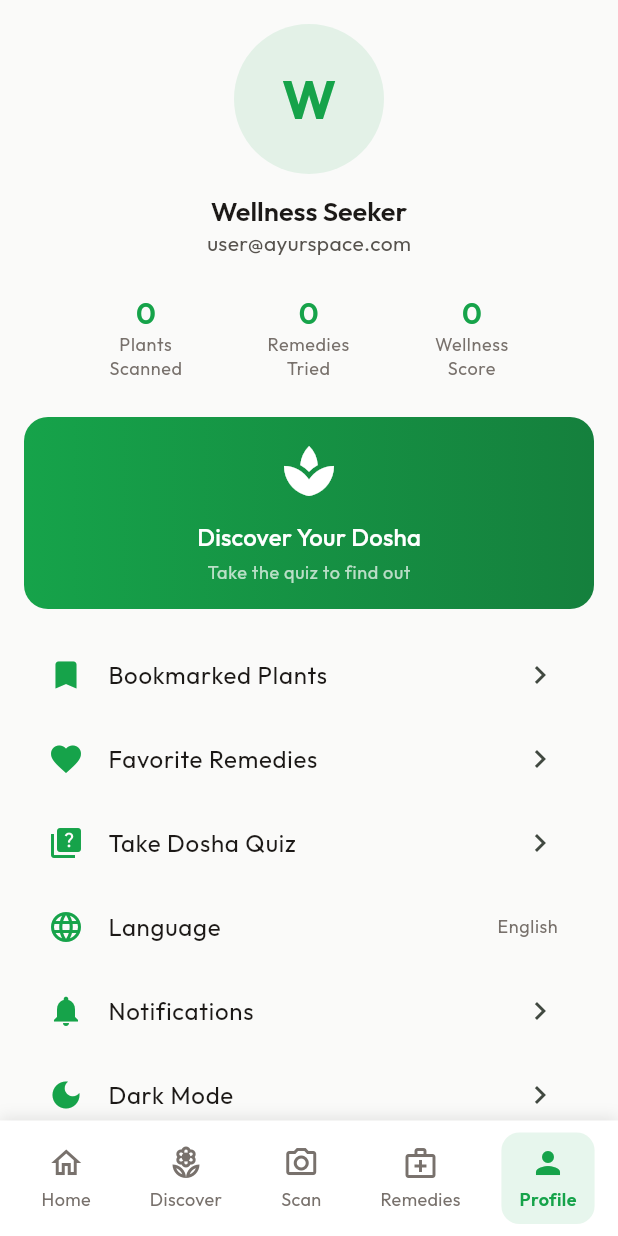
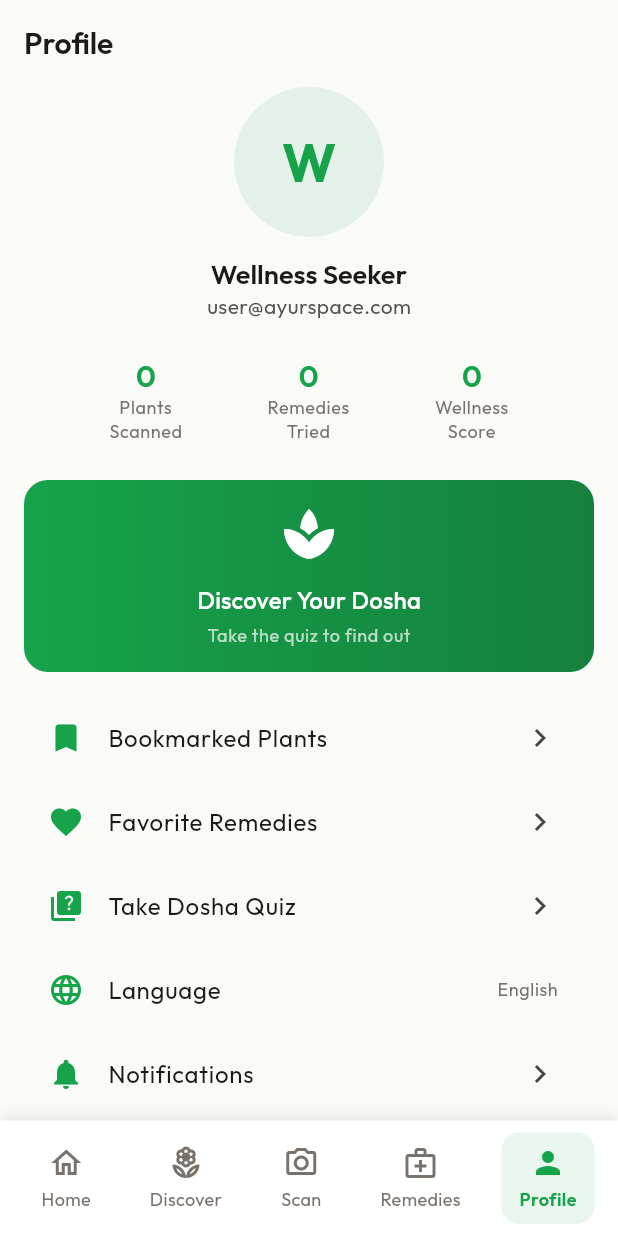
Before and after one commit to PratikPisal4304/ayurspace_flutter, a Flutter app: the screen it shows after launch, after a tap on the "person" icon, on a phone screen of 412 x 824 dp. Run offline on Flutter 3.47's test engine with Material 3 defaults, Android fonts, the phone set to English and light mode, and no system bars; our stand-ins replace cached_network_image, equatable, flutter_riverpod, go_router, google_fonts, image_picker; network calls fail.

Commit message:
feat: improve UI/UX with InkWell ripples and overflow handling
- Add InkWell ripple effects to Quick Actions, Profile Avatar
- Make Daily Tip Card tappable with SnackBar feedback
- Fix text overflow in Quick Action labels
- Allow 2 lines for plant names in PlantCard
- Add Profile header title to Profile screen
- Add const to BoxShadow declarations across multiple widgets

```diff
--- a/lib/screens/home/home_screen.dart
+++ b/lib/screens/home/home_screen.dart
@@ -51,14 +51,23 @@ class HomeScreen extends ConsumerWidget {
                       ),
                     ],
                   ),
-                  GestureDetector(
+                  Material(
+                    color: Colors.transparent,
+                    child: Ink(
+                      decoration: BoxDecoration(
+                        color: AppColors.primary.withValues(alpha: 0.1),
+                        shape: BoxShape.circle,
+                      ),
+                      child: InkWell(
                         onTap: () => context.push('/profile'),
-                    child: CircleAvatar(
-                      radius: 24,
-                      backgroundColor: AppColors.primary.withOpacity(0.1),
-                      child: const Icon(
+                        customBorder: const CircleBorder(),
+                        child: const Padding(
+                          padding: EdgeInsets.all(12),
+                          child: Icon(
                             Icons.person,
                             color: AppColors.primary,
+                          ),
+                        ),
                       ),
                     ),
                   ),
@@ -143,7 +152,7 @@ class _WellnessCard extends StatelessWidget {
         borderRadius: BorderRadius.circular(DesignTokens.radiusMd),
         boxShadow: [
           BoxShadow(
-            color: AppColors.primary.withOpacity(0.3),
+            color: AppColors.primary.withValues(alpha: 0.3),
             blurRadius: DesignTokens.shadowBlurLg,
             offset: const Offset(0, 4),
           ),
@@ -158,7 +167,7 @@ class _WellnessCard extends StatelessWidget {
                 Text(
                   'Your Wellness Score',
                   style: Theme.of(context).textTheme.titleMedium?.copyWith(
-                        color: Colors.white.withOpacity(0.9),
+                        color: Colors.white.withValues(alpha: 0.9),
                       ),
                 ),
                 const SizedBox(height: DesignTokens.spacingXs),
@@ -179,8 +188,9 @@ class _WellnessCard extends StatelessWidget {
                           left: DesignTokens.spacingXxs),
                       child: Text(
                         '/100',
-                        style: Theme.of(context).textTheme.titleMedium?.copyWith(
-                              color: Colors.white.withOpacity(0.7),
+                        style:
+                            Theme.of(context).textTheme.titleMedium?.copyWith(
+                                  color: Colors.white.withValues(alpha: 0.7),
                                 ),
                       ),
                     ),
@@ -190,7 +200,7 @@ class _WellnessCard extends StatelessWidget {
                 Text(
                   'Keep up the great work! 🌿',
                   style: Theme.of(context).textTheme.bodyMedium?.copyWith(
-                        color: Colors.white.withOpacity(0.9),
+                        color: Colors.white.withValues(alpha: 0.9),
                       ),
                 ),
               ],
@@ -200,7 +210,7 @@ class _WellnessCard extends StatelessWidget {
             width: 80,
             height: 80,
             decoration: BoxDecoration(
-              color: Colors.white.withOpacity(0.2),
+              color: Colors.white.withValues(alpha: 0.2),
               shape: BoxShape.circle,
             ),
             child: const Icon(
@@ -267,26 +277,36 @@ class _QuickActionItem extends StatelessWidget {
 
   @override
   Widget build(BuildContext context) {
-    return GestureDetector(
+    return Material(
+      color: Colors.transparent,
+      child: InkWell(
         onTap: onTap,
+        borderRadius: BorderRadius.circular(DesignTokens.radiusBase),
+        child: Container(
+          width: 72,
+          padding: const EdgeInsets.symmetric(vertical: DesignTokens.spacingXs),
           child: Column(
             children: [
               Container(
-            width: 60,
-            height: 60,
+                width: 52,
+                height: 52,
                 decoration: BoxDecoration(
-              color: color.withOpacity(0.1),
+                  color: color.withValues(alpha: 0.1),
                   borderRadius: BorderRadius.circular(DesignTokens.radiusBase),
                 ),
-            child: Icon(icon, color: color, size: 28),
+                child: Icon(icon, color: color, size: 26),
               ),
               const SizedBox(height: DesignTokens.spacingXs),
               Text(
                 label,
-            style: Theme.of(context).textTheme.labelMedium,
+                style: Theme.of(context).textTheme.labelSmall,
                 textAlign: TextAlign.center,
+                maxLines: 1,
+                overflow: TextOverflow.ellipsis,
               ),
             ],
+          ),
+        ),
       ),
     );
   }
@@ -295,13 +315,25 @@ class _QuickActionItem extends StatelessWidget {
 class _DailyTipCard extends StatelessWidget {
   @override
   Widget build(BuildContext context) {
-    return Container(
+    return Material(
+      color: Colors.transparent,
+      child: InkWell(
+        onTap: () {
+          ScaffoldMessenger.of(context).showSnackBar(
+            const SnackBar(
+              content: Text('More daily tips coming soon!'),
+              duration: Duration(seconds: 2),
+            ),
+          );
+        },
+        borderRadius: BorderRadius.circular(DesignTokens.radiusMd),
+        child: Container(
           padding: const EdgeInsets.all(DesignTokens.spacingMd),
           decoration: BoxDecoration(
-        color: AppColors.turmeric.withOpacity(0.1),
+            color: AppColors.turmeric.withValues(alpha: 0.1),
             borderRadius: BorderRadius.circular(DesignTokens.radiusMd),
             border: Border.all(
-          color: AppColors.turmeric.withOpacity(0.3),
+              color: AppColors.turmeric.withValues(alpha: 0.3),
             ),
           ),
           child: Row(
@@ -309,7 +341,7 @@ class _DailyTipCard extends StatelessWidget {
               Container(
                 padding: const EdgeInsets.all(DesignTokens.spacingSm),
                 decoration: BoxDecoration(
-              color: AppColors.turmeric.withOpacity(0.2),
+                  color: AppColors.turmeric.withValues(alpha: 0.2),
                   shape: BoxShape.circle,
                 ),
                 child: const Icon(
@@ -339,6 +371,8 @@ class _DailyTipCard extends StatelessWidget {
               ),
             ],
           ),
+        ),
+      ),
     );
   }
 }
--- a/lib/screens/profile/profile_screen.dart
+++ b/lib/screens/profile/profile_screen.dart
@@ -20,27 +20,51 @@ class ProfileScreen extends ConsumerWidget {
           padding: const EdgeInsets.all(DesignTokens.spacingMd),
           child: Column(
             children: [
-              // Profile Header
+              // Page Header
+              Padding(
+                padding: const EdgeInsets.only(bottom: DesignTokens.spacingMd),
+                child: Row(
+                  children: [
+                    Text('Profile',
+                        style: Theme.of(context).textTheme.headlineMedium),
+                  ],
+                ),
+              ),
+              // Profile Avatar
+              // Avatar
               CircleAvatar(
                 radius: 50,
-                backgroundColor: AppColors.primary.withOpacity(0.1),
+                backgroundColor: AppColors.primary.withValues(alpha: 0.1),
                 child: Text(
-                  user?.name.isNotEmpty == true ? user!.name[0].toUpperCase() : 'U',
-                  style: const TextStyle(fontSize: 36, fontWeight: FontWeight.bold, color: AppColors.primary),
+                  user?.name.isNotEmpty == true
+                      ? user!.name[0].toUpperCase()
+                      : 'U',
+                  style: const TextStyle(
+                      fontSize: 36,
+                      fontWeight: FontWeight.bold,
+                      color: AppColors.primary),
                 ),
               ),
               const SizedBox(height: DesignTokens.spacingSm),
-              Text(user?.name ?? 'User', style: Theme.of(context).textTheme.headlineSmall),
-              Text(user?.email ?? '', style: Theme.of(context).textTheme.bodyMedium),
+              Text(user?.name ?? 'User',
+                  style: Theme.of(context).textTheme.headlineSmall),
+              Text(user?.email ?? '',
+                  style: Theme.of(context).textTheme.bodyMedium),
               const SizedBox(height: DesignTokens.spacingLg),
 
               // Stats
               Row(
                 mainAxisAlignment: MainAxisAlignment.spaceEvenly,
                 children: [
-                  _StatItem(label: 'Plants\nScanned', value: '${stats.plantsScanned}'),
-                  _StatItem(label: 'Remedies\nTried', value: '${stats.remediesTried}'),
-                  _StatItem(label: 'Wellness\nScore', value: '${stats.wellnessScore}'),
+                  _StatItem(
+                      label: 'Plants\nScanned',
+                      value: '${stats.plantsScanned}'),
+                  _StatItem(
+                      label: 'Remedies\nTried',
+                      value: '${stats.remediesTried}'),
+                  _StatItem(
+                      label: 'Wellness\nScore',
+                      value: '${stats.wellnessScore}'),
                 ],
               ),
               const SizedBox(height: DesignTokens.spacingLg),
@@ -50,14 +74,33 @@ class ProfileScreen extends ConsumerWidget {
               const SizedBox(height: DesignTokens.spacingMd),
 
               // Menu Items
-              _MenuItem(icon: Icons.bookmark, label: 'Bookmarked Plants', onTap: () {}),
-              _MenuItem(icon: Icons.favorite, label: 'Favorite Remedies', onTap: () {}),
-              _MenuItem(icon: Icons.quiz, label: 'Take Dosha Quiz', onTap: () => context.push('/dosha-quiz')),
-              _MenuItem(icon: Icons.language, label: 'Language', trailing: 'English', onTap: () {}),
-              _MenuItem(icon: Icons.notifications, label: 'Notifications', onTap: () {}),
-              _MenuItem(icon: Icons.dark_mode, label: 'Dark Mode', onTap: () {}),
-              _MenuItem(icon: Icons.help, label: 'Help & Support', onTap: () {}),
-              _MenuItem(icon: Icons.info, label: 'About AyurSpace', onTap: () {}),
+              _MenuItem(
+                  icon: Icons.bookmark,
+                  label: 'Bookmarked Plants',
+                  onTap: () {}),
+              _MenuItem(
+                  icon: Icons.favorite,
+                  label: 'Favorite Remedies',
+                  onTap: () {}),
+              _MenuItem(
+                  icon: Icons.quiz,
+                  label: 'Take Dosha Quiz',
+                  onTap: () => context.push('/dosha-quiz')),
+              _MenuItem(
+                  icon: Icons.language,
+                  label: 'Language',
+                  trailing: 'English',
+                  onTap: () {}),
+              _MenuItem(
+                  icon: Icons.notifications,
+                  label: 'Notifications',
+                  onTap: () {}),
+              _MenuItem(
+                  icon: Icons.dark_mode, label: 'Dark Mode', onTap: () {}),
+              _MenuItem(
+                  icon: Icons.help, label: 'Help & Support', onTap: () {}),
+              _MenuItem(
+                  icon: Icons.info, label: 'About AyurSpace', onTap: () {}),
             ],
           ),
         ),
@@ -72,18 +115,31 @@ class ProfileScreen extends ConsumerWidget {
         width: double.infinity,
         padding: const EdgeInsets.all(DesignTokens.spacingMd),
         decoration: BoxDecoration(
-          gradient: const LinearGradient(colors: [AppColors.primary, AppColors.neemGreen]),
+          gradient: const LinearGradient(
+              colors: [AppColors.primary, AppColors.neemGreen]),
           borderRadius: BorderRadius.circular(DesignTokens.radiusMd),
         ),
         child: Column(
           children: [
             const Icon(Icons.spa, color: Colors.white, size: 40),
             const SizedBox(height: DesignTokens.spacingSm),
-            Text(doshaResult != null ? 'Your Dosha: ${doshaResult.dominant.displayName}' : 'Discover Your Dosha',
-              style: Theme.of(context).textTheme.titleMedium?.copyWith(color: Colors.white)),
+            Text(
+                doshaResult != null
+                    ? 'Your Dosha: ${doshaResult.dominant.displayName}'
+                    : 'Discover Your Dosha',
+                style: Theme.of(context)
+                    .textTheme
+                    .titleMedium
+                    ?.copyWith(color: Colors.white)),
             const SizedBox(height: DesignTokens.spacingXxs),
-            Text(doshaResult != null ? 'Tap to view details' : 'Take the quiz to find out',
-              style: Theme.of(context).textTheme.bodySmall?.copyWith(color: Colors.white70)),
+            Text(
+                doshaResult != null
+                    ? 'Tap to view details'
+                    : 'Take the quiz to find out',
+                style: Theme.of(context)
+                    .textTheme
+                    .bodySmall
+                    ?.copyWith(color: Colors.white70)),
           ],
         ),
       ),
@@ -100,8 +156,14 @@ class _StatItem extends StatelessWidget {
   Widget build(BuildContext context) {
     return Column(
       children: [
-        Text(value, style: Theme.of(context).textTheme.headlineMedium?.copyWith(color: AppColors.primary)),
-        Text(label, style: Theme.of(context).textTheme.bodySmall, textAlign: TextAlign.center),
+        Text(value,
+            style: Theme.of(context)
+                .textTheme
+                .headlineMedium
+                ?.copyWith(color: AppColors.primary)),
+        Text(label,
+            style: Theme.of(context).textTheme.bodySmall,
+            textAlign: TextAlign.center),
       ],
     );
   }
@@ -112,14 +174,20 @@ class _MenuItem extends StatelessWidget {
   final String label;
   final String? trailing;
   final VoidCallback onTap;
-  const _MenuItem({required this.icon, required this.label, this.trailing, required this.onTap});
+  const _MenuItem(
+      {required this.icon,
+      required this.label,
+      this.trailing,
+      required this.onTap});
 
   @override
   Widget build(BuildContext context) {
     return ListTile(
       leading: Icon(icon, color: AppColors.primary),
       title: Text(label),
-      trailing: trailing != null ? Text(trailing!, style: Theme.of(context).textTheme.bodySmall) : const Icon(Icons.chevron_right),
+      trailing: trailing != null
+          ? Text(trailing!, style: Theme.of(context).textTheme.bodySmall)
+          : const Icon(Icons.chevron_right),
       onTap: onTap,
     );
   }
--- a/lib/widgets/common/main_scaffold.dart
+++ b/lib/widgets/common/main_scaffold.dart
@@ -22,11 +22,31 @@ class _BottomNavBar extends StatelessWidget {
   const _BottomNavBar();
 
   static const _navItems = [
-    _NavItem(path: '/home', icon: Icons.home_outlined, activeIcon: Icons.home, label: 'Home'),
-    _NavItem(path: '/discover', icon: Icons.local_florist_outlined, activeIcon: Icons.local_florist, label: 'Discover'),
-    _NavItem(path: '/camera', icon: Icons.camera_alt_outlined, activeIcon: Icons.camera_alt, label: 'Scan'),
-    _NavItem(path: '/remedies', icon: Icons.medical_services_outlined, activeIcon: Icons.medical_services, label: 'Remedies'),
-    _NavItem(path: '/profile', icon: Icons.person_outline, activeIcon: Icons.person, label: 'Profile'),
+    _NavItem(
+        path: '/home',
+        icon: Icons.home_outlined,
+        activeIcon: Icons.home,
+        label: 'Home'),
+    _NavItem(
+        path: '/discover',
+        icon: Icons.local_florist_outlined,
+        activeIcon: Icons.local_florist,
+        label: 'Discover'),
+    _NavItem(
+        path: '/camera',
+        icon: Icons.camera_alt_outlined,
+        activeIcon: Icons.camera_alt,
+        label: 'Scan'),
+    _NavItem(
+        path: '/remedies',
+        icon: Icons.medical_services_outlined,
+        activeIcon: Icons.medical_services,
+        label: 'Remedies'),
+    _NavItem(
+        path: '/profile',
+        icon: Icons.person_outline,
+        activeIcon: Icons.person,
+        label: 'Profile'),
   ];
 
   int _getCurrentIndex(BuildContext context) {
@@ -44,13 +64,13 @@ class _BottomNavBar extends StatelessWidget {
     final currentIndex = _getCurrentIndex(context);
 
     return Container(
-      decoration: BoxDecoration(
+      decoration: const BoxDecoration(
         color: AppColors.surface,
         boxShadow: [
           BoxShadow(
             color: AppColors.shadow,
             blurRadius: DesignTokens.shadowBlurMd,
-            offset: const Offset(0, -2),
+            offset: Offset(0, -2),
           ),
         ],
       ),
@@ -117,7 +137,9 @@ class _NavItemWidget extends StatelessWidget {
           vertical: DesignTokens.spacingXs,
         ),
         decoration: BoxDecoration(
-          color: isSelected ? AppColors.primary.withOpacity(0.1) : Colors.transparent,
+          color: isSelected
+              ? AppColors.primary.withValues(alpha: 0.1)
+              : Colors.transparent,
           borderRadius: BorderRadius.circular(DesignTokens.radiusBase),
         ),
         child: Column(
--- a/lib/widgets/plant_card.dart
+++ b/lib/widgets/plant_card.dart
@@ -25,11 +25,11 @@ class PlantCard extends StatelessWidget {
         decoration: BoxDecoration(
           color: AppColors.surface,
           borderRadius: BorderRadius.circular(DesignTokens.radiusMd),
-          boxShadow: [
+          boxShadow: const [
             BoxShadow(
               color: AppColors.shadow,
               blurRadius: DesignTokens.shadowBlurMd,
-              offset: const Offset(0, 2),
+              offset: Offset(0, 2),
             ),
           ],
         ),
@@ -84,7 +84,7 @@ class PlantCard extends StatelessWidget {
                         child: Text(
                           plant.name,
                           style: Theme.of(context).textTheme.titleSmall,
-                          maxLines: 1,
+                          maxLines: 2,
                           overflow: TextOverflow.ellipsis,
                         ),
                       ),
@@ -98,10 +98,12 @@ class PlantCard extends StatelessWidget {
                           const SizedBox(width: 2),
                           Text(
                             plant.rating.toStringAsFixed(1),
-                            style:
-                                Theme.of(context).textTheme.labelSmall?.copyWith(
-                                      fontWeight: FontWeight.w600,
-                                    ),
+                            style: Theme.of(context)
+                                .textTheme
+                                .labelSmall
+                                ?.copyWith(
+                                  fontWeight: FontWeight.w600,
+                                ),
                           ),
                         ],
                       ),
@@ -149,7 +151,7 @@ class _DoshaBadge extends StatelessWidget {
         vertical: DesignTokens.spacingXxxs,
       ),
       decoration: BoxDecoration(
-        color: color.withOpacity(0.1),
+        color: color.withValues(alpha: 0.1),
         borderRadius: BorderRadius.circular(DesignTokens.radiusFull),
       ),
       child: Text(
```
Also changed, not shown: lib/screens/chat/chat_screen.dart (+12 -10 lines), lib/screens/discover/discover_screen.dart (+10 -8 lines), lib/screens/plant_detail/plant_detail_screen.dart (+87 -28 lines). Lines whose indentation alone changed are shown as unchanged.
